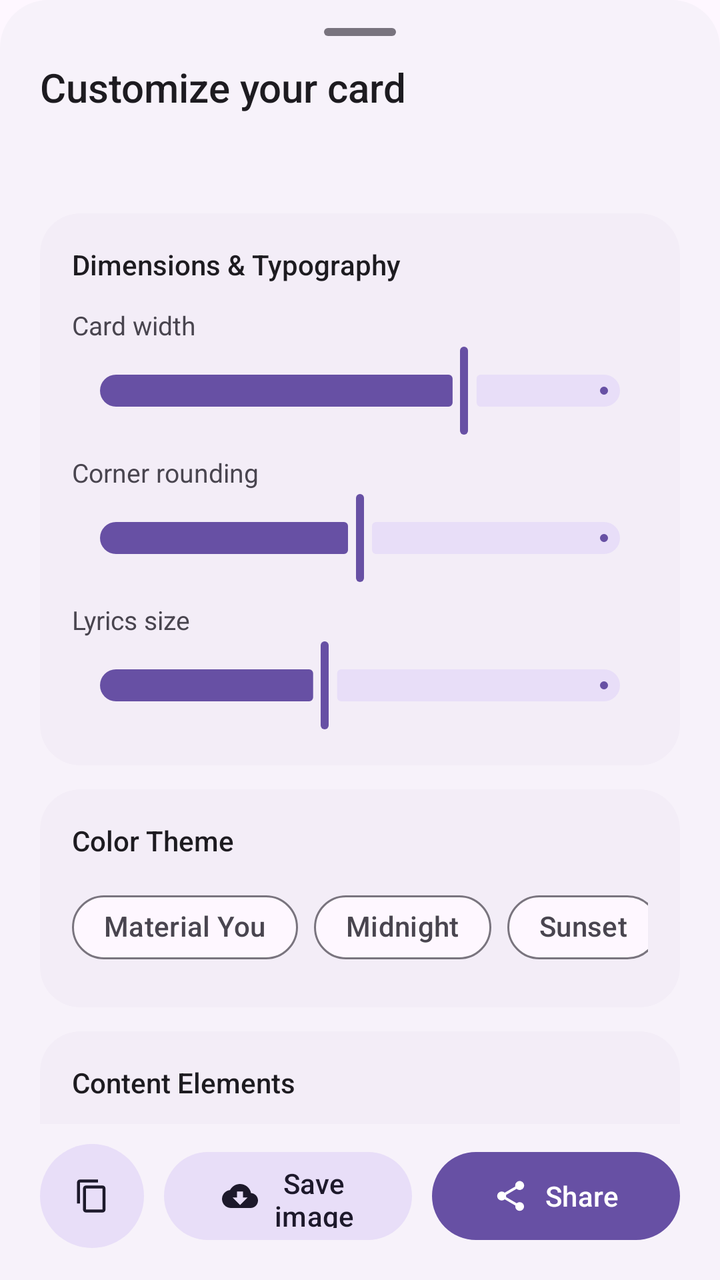
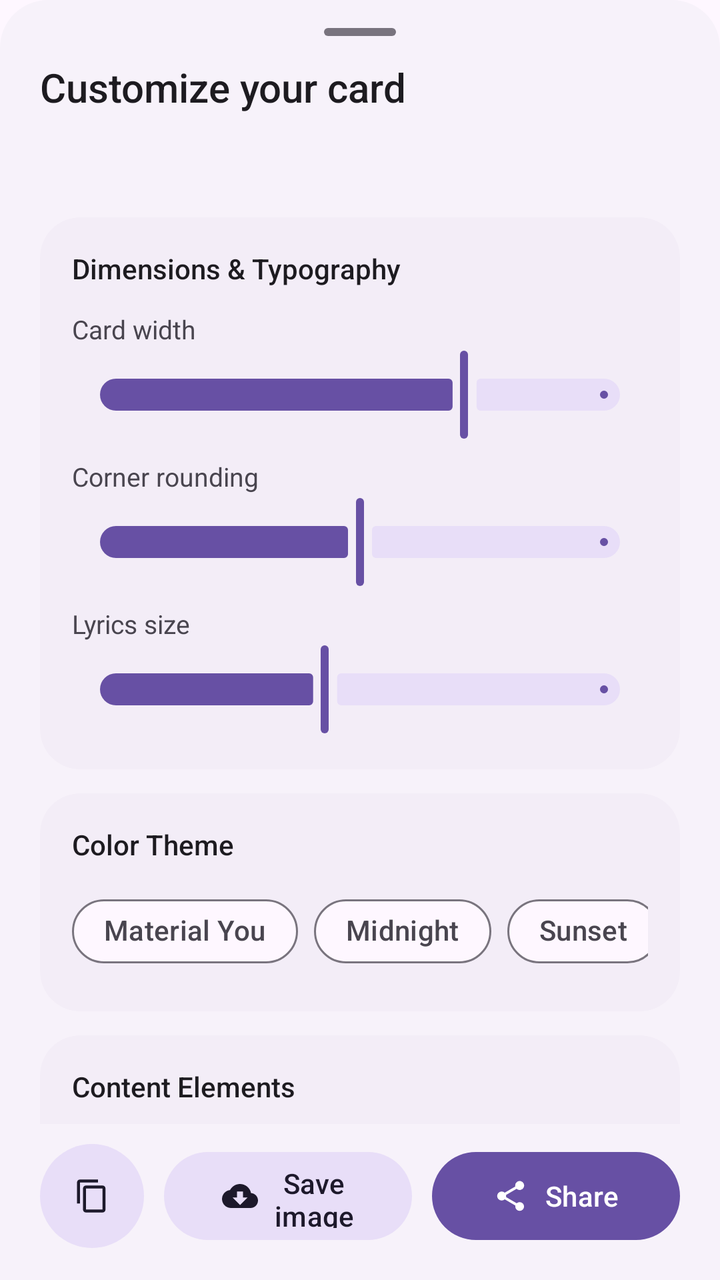

Two renders of the same Android screen: before a commit and after it. Below are the layout's source before the change and the commit's diff.
<!-- AndroidManifest.xml: application theme Theme.Omniplay -->
<!-- res/layout/bottom_sheet_lyrics_share.xml -->
<?xml version="1.0" encoding="utf-8"?>
<LinearLayout xmlns:android="http://schemas.android.com/apk/res/android"
    xmlns:app="http://schemas.android.com/apk/res-auto"
    android:layout_width="match_parent"
    android:layout_height="match_parent"
    android:background="@drawable/bg_bottom_sheet"
    android:orientation="vertical"
    android:paddingStart="20dp"
    android:paddingTop="12dp"
    android:paddingEnd="20dp"
    android:paddingBottom="16dp">

    
    <View
        android:layout_width="36dp"
        android:layout_height="4dp"
        android:layout_gravity="center_horizontal"
        android:layout_marginTop="2dp"
        android:layout_marginBottom="12dp"
        android:background="@drawable/bg_sheet_drag_handle" />

    
    <TextView
        android:layout_width="match_parent"
        android:layout_height="wrap_content"
        android:fontFamily="sans-serif-medium"
        android:text="@string/lyrics_customize_title"
        android:textColor="?attr/colorOnSurface"
        android:textSize="20sp" />

    <TextView
        android:id="@+id/lyrics_share_track"
        android:layout_width="match_parent"
        android:layout_height="wrap_content"
        android:layout_marginTop="2dp"
        android:ellipsize="end"
        android:maxLines="1"
        android:textColor="?attr/colorOnSurfaceVariant"
        android:textSize="13sp" />

    
    <androidx.core.widget.NestedScrollView
        android:layout_width="match_parent"
        android:layout_height="0dp"
        android:layout_marginTop="10dp"
        android:layout_weight="1"
        android:fillViewport="false"
        android:overScrollMode="ifContentScrolls">

        <LinearLayout
            android:layout_width="match_parent"
            android:layout_height="wrap_content"
            android:orientation="vertical"
            android:paddingBottom="16dp">

            
            <LinearLayout
                android:layout_width="match_parent"
                android:layout_height="wrap_content"
                android:layout_marginTop="4dp"
                android:layout_marginBottom="12dp"
                android:gravity="center"
                android:orientation="horizontal">

                <ImageView
                    android:id="@+id/lyrics_share_image_preview"
                    android:layout_width="200dp"
                    android:layout_height="wrap_content"
                    android:adjustViewBounds="true"
                    android:contentDescription="@string/lyrics_image_preview_description"
                    android:scaleType="fitCenter" />
            </LinearLayout>

            
            <com.google.android.material.card.MaterialCardView
                android:layout_width="match_parent"
                android:layout_height="wrap_content"
                android:layout_marginTop="4dp"
                app:cardBackgroundColor="?attr/colorSurfaceContainer"
                app:cardCornerRadius="20dp"
                app:cardElevation="0dp"
                app:strokeWidth="0dp">

                <LinearLayout
                    android:layout_width="match_parent"
                    android:layout_height="wrap_content"
                    android:orientation="vertical"
                    android:padding="16dp">

                    <TextView
                        android:layout_width="match_parent"
                        android:layout_height="wrap_content"
                        android:fontFamily="sans-serif-medium"
                        android:text="@string/lyrics_share_section_style"
                        android:textColor="?attr/colorOnSurface"
                        android:textSize="14sp" />

                    
                    <LinearLayout
                        android:layout_width="match_parent"
                        android:layout_height="wrap_content"
                        android:layout_marginTop="12dp"
                        android:gravity="center_vertical"
                        android:orientation="horizontal">

                        <TextView
                            android:layout_width="0dp"
                            android:layout_height="wrap_content"
                            android:layout_weight="1"
                            android:text="@string/lyrics_share_width"
                            android:textColor="?attr/colorOnSurfaceVariant"
                            android:textSize="13sp" />

                        <TextView
                            android:id="@+id/lyrics_share_width_value"
                            android:layout_width="wrap_content"
                            android:layout_height="wrap_content"
                            android:fontFamily="sans-serif-medium"
                            android:textColor="?attr/colorPrimary"
                            android:textSize="13sp" />
                    </LinearLayout>

                    <com.google.android.material.slider.Slider
                        android:id="@+id/lyrics_share_width_slider"
                        android:layout_width="match_parent"
                        android:layout_height="wrap_content"
                        android:layout_marginTop="0dp"
                        android:stepSize="20"
                        android:value="1080"
                        android:valueFrom="680"
                        android:valueTo="1240"
                        app:tickVisible="false" />

                    
                    <LinearLayout
                        android:layout_width="match_parent"
                        android:layout_height="wrap_content"
                        android:layout_marginTop="8dp"
                        android:gravity="center_vertical"
                        android:orientation="horizontal">

                        <TextView
                            android:layout_width="0dp"
                            android:layout_height="wrap_content"
                            android:layout_weight="1"
                            android:text="@string/lyrics_share_corners"
                            android:textColor="?attr/colorOnSurfaceVariant"
                            android:textSize="13sp" />

                        <TextView
                            android:id="@+id/lyrics_share_corners_value"
                            android:layout_width="wrap_content"
                            android:layout_height="wrap_content"
                            android:fontFamily="sans-serif-medium"
                            android:textColor="?attr/colorPrimary"
                            android:textSize="13sp" />
                    </LinearLayout>

                    <com.google.android.material.slider.Slider
                        android:id="@+id/lyrics_share_corners_slider"
                        android:layout_width="match_parent"
                        android:layout_height="wrap_content"
                        android:layout_marginTop="0dp"
                        android:stepSize="4"
                        android:value="36"
                        android:valueFrom="0"
                        android:valueTo="72"
                        app:tickVisible="false" />

                    
                    <LinearLayout
                        android:layout_width="match_parent"
                        android:layout_height="wrap_content"
                        android:layout_marginTop="8dp"
                        android:gravity="center_vertical"
                        android:orientation="horizontal">

                        <TextView
                            android:layout_width="0dp"
                            android:layout_height="wrap_content"
                            android:layout_weight="1"
                            android:text="@string/lyrics_share_font_size"
                            android:textColor="?attr/colorOnSurfaceVariant"
                            android:textSize="13sp" />

                        <TextView
                            android:id="@+id/lyrics_share_font_size_value"
                            android:layout_width="wrap_content"
                            android:layout_height="wrap_content"
                            android:fontFamily="sans-serif-medium"
                            android:textColor="?attr/colorPrimary"
                            android:textSize="13sp" />
                    </LinearLayout>

                    <com.google.android.material.slider.Slider
                        android:id="@+id/lyrics_share_font_size"
                        android:layout_width="match_parent"
                        android:layout_height="wrap_content"
                        android:layout_marginTop="0dp"
                        android:stepSize="4"
                        android:value="120"
                        android:valueFrom="60"
                        android:valueTo="200"
                        app:tickVisible="false" />

                </LinearLayout>
            </com.google.android.material.card.MaterialCardView>

            
            <com.google.android.material.card.MaterialCardView
                android:layout_width="match_parent"
                android:layout_height="wrap_content"
                android:layout_marginTop="12dp"
                app:cardBackgroundColor="?attr/colorSurfaceContainer"
                app:cardCornerRadius="20dp"
                app:cardElevation="0dp"
                app:strokeWidth="0dp">

                <LinearLayout
                    android:layout_width="match_parent"
                    android:layout_height="wrap_content"
                    android:orientation="vertical"
                    android:padding="16dp">

                    <TextView
                        android:layout_width="match_parent"
                        android:layout_height="wrap_content"
                        android:fontFamily="sans-serif-medium"
                        android:text="@string/lyrics_share_section_theme"
                        android:textColor="?attr/colorOnSurface"
                        android:textSize="14sp" />

                    <HorizontalScrollView
                        android:layout_width="match_parent"
                        android:layout_height="wrap_content"
                        android:layout_marginTop="10dp"
                        android:clipToPadding="false"
                        android:overScrollMode="never"
                        android:scrollbars="none">

                        <com.google.android.material.chip.ChipGroup
                            android:id="@+id/lyrics_share_theme_group"
                            android:layout_width="wrap_content"
                            android:layout_height="wrap_content"
                            app:chipSpacingHorizontal="8dp"
                            app:selectionRequired="true"
                            app:singleLine="true"
                            app:singleSelection="true">

                            <com.google.android.material.chip.Chip
                                android:id="@+id/lyrics_theme_material"
                                style="@style/Widget.Material3.Chip.Filter"
                                android:layout_width="wrap_content"
                                android:layout_height="wrap_content"
                                android:checkable="true"
                                android:text="@string/lyrics_theme_material"
                                app:chipCornerRadius="16dp" />

                            <com.google.android.material.chip.Chip
                                android:id="@+id/lyrics_theme_midnight"
                                style="@style/Widget.Material3.Chip.Filter"
                                android:layout_width="wrap_content"
                                android:layout_height="wrap_content"
                                android:checkable="true"
                                android:text="@string/lyrics_theme_midnight"
                                app:chipCornerRadius="16dp" />

                            <com.google.android.material.chip.Chip
                                android:id="@+id/lyrics_theme_sunset"
                                style="@style/Widget.Material3.Chip.Filter"
                                android:layout_width="wrap_content"
                                android:layout_height="wrap_content"
                                android:checkable="true"
                                android:text="@string/lyrics_theme_sunset"
                                app:chipCornerRadius="16dp" />

                            <com.google.android.material.chip.Chip
                                android:id="@+id/lyrics_theme_forest"
                                style="@style/Widget.Material3.Chip.Filter"
                                android:layout_width="wrap_content"
                                android:layout_height="wrap_content"
                                android:checkable="true"
                                android:text="@string/lyrics_theme_forest"
                                app:chipCornerRadius="16dp" />

                            <com.google.android.material.chip.Chip
                                android:id="@+id/lyrics_theme_paper"
                                style="@style/Widget.Material3.Chip.Filter"
                                android:layout_width="wrap_content"
                                android:layout_height="wrap_content"
                                android:checkable="true"
                                android:text="@string/lyrics_theme_paper"
                                app:chipCornerRadius="16dp" />
                        </com.google.android.material.chip.ChipGroup>
                    </HorizontalScrollView>

                </LinearLayout>
            </com.google.android.material.card.MaterialCardView>

            
            <com.google.android.material.card.MaterialCardView
                android:layout_width="match_parent"
                android:layout_height="wrap_content"
                android:layout_marginTop="12dp"
                app:cardBackgroundColor="?attr/colorSurfaceContainer"
                app:cardCornerRadius="20dp"
                app:cardElevation="0dp"
                app:strokeWidth="0dp">

                <LinearLayout
                    android:layout_width="match_parent"
                    android:layout_height="wrap_content"
                    android:orientation="vertical"
                    android:padding="16dp">

                    <TextView
                        android:layout_width="match_parent"
                        android:layout_height="wrap_content"
                        android:fontFamily="sans-serif-medium"
                        android:text="@string/lyrics_share_section_content"
                        android:textColor="?attr/colorOnSurface"
                        android:textSize="14sp" />

                    <com.google.android.material.chip.ChipGroup
                        android:id="@+id/lyrics_share_elements_group"
                        android:layout_width="match_parent"
                        android:layout_height="wrap_content"
                        android:layout_marginTop="10dp"
                        app:chipSpacingHorizontal="8dp"
                        app:chipSpacingVertical="6dp"
                        app:singleSelection="false">

                        <com.google.android.material.chip.Chip
                            android:id="@+id/lyrics_share_include_title"
                            style="@style/Widget.Material3.Chip.Filter"
                            android:layout_width="wrap_content"
                            android:layout_height="wrap_content"
                            android:checkable="true"
                            android:text="@string/lyrics_include_title"
                            app:chipCornerRadius="16dp" />

                        <com.google.android.material.chip.Chip
                            android:id="@+id/lyrics_share_include_artist"
                            style="@style/Widget.Material3.Chip.Filter"
                            android:layout_width="wrap_content"
                            android:layout_height="wrap_content"
                            android:checkable="true"
                            android:text="@string/lyrics_include_artist"
                            app:chipCornerRadius="16dp" />

                        <com.google.android.material.chip.Chip
                            android:id="@+id/lyrics_share_include_progress"
                            style="@style/Widget.Material3.Chip.Filter"
                            android:layout_width="wrap_content"
                            android:layout_height="wrap_content"
                            android:checkable="true"
                            android:checked="true"
                            android:text="@string/lyrics_include_progress"
                            app:chipCornerRadius="16dp" />

                        <com.google.android.material.chip.Chip
                            android:id="@+id/lyrics_share_include_badge"
                            style="@style/Widget.Material3.Chip.Filter"
                            android:layout_width="wrap_content"
                            android:layout_height="wrap_content"
                            android:checkable="true"
                            android:checked="true"
                            android:text="@string/lyrics_include_badge"
                            app:chipCornerRadius="16dp" />
                    </com.google.android.material.chip.ChipGroup>

                    
                    <LinearLayout
                        android:id="@+id/lyrics_share_progress_layout"
                        android:layout_width="match_parent"
                        android:layout_height="wrap_content"
                        android:layout_marginTop="12dp"
                        android:orientation="vertical">

                        <LinearLayout
                            android:layout_width="match_parent"
                            android:layout_height="wrap_content"
                            android:gravity="center_vertical"
                            android:orientation="horizontal">

                            <TextView
                                android:layout_width="0dp"
                                android:layout_height="wrap_content"
                                android:layout_weight="1"
                                android:text="@string/lyrics_share_progress_time"
                                android:textColor="?attr/colorOnSurfaceVariant"
                                android:textSize="13sp" />

                            <TextView
                                android:id="@+id/lyrics_share_progress_time_value"
                                android:layout_width="wrap_content"
                                android:layout_height="wrap_content"
                                android:fontFamily="sans-serif-medium"
                                android:textColor="?attr/colorPrimary"
                                android:textSize="13sp" />
                        </LinearLayout>

                        <com.google.android.material.slider.Slider
                            android:id="@+id/lyrics_share_progress_slider"
                            android:layout_width="match_parent"
                            android:layout_height="wrap_content"
                            android:layout_marginTop="0dp"
                            app:tickVisible="false" />
                    </LinearLayout>

                </LinearLayout>
            </com.google.android.material.card.MaterialCardView>

        </LinearLayout>
    </androidx.core.widget.NestedScrollView>

    
    <LinearLayout
        android:layout_width="match_parent"
        android:layout_height="wrap_content"
        android:layout_marginTop="10dp"
        android:gravity="center_vertical"
        android:orientation="horizontal">

        <com.google.android.material.button.MaterialButton
            android:id="@+id/lyrics_share_copy"
            style="@style/Widget.Material3.Button.TonalButton"
            android:layout_width="52dp"
            android:layout_height="52dp"
            android:layout_marginEnd="10dp"
            android:contentDescription="@string/lyrics_share_copy_text"
            android:insetLeft="0dp"
            android:insetTop="0dp"
            android:insetRight="0dp"
            android:insetBottom="0dp"
            android:padding="0dp"
            app:cornerRadius="26dp"
            app:icon="@drawable/ic_content_copy"
            app:iconGravity="textStart"
            app:iconPadding="0dp" />

        <com.google.android.material.button.MaterialButton
            android:id="@+id/lyrics_share_save"
            style="@style/Widget.Material3.Button.TonalButton"
            android:layout_width="0dp"
            android:layout_height="52dp"
            android:layout_marginEnd="10dp"
            android:layout_weight="1"
            android:text="@string/lyrics_save_image"
            app:cornerRadius="26dp"
            app:icon="@drawable/ic_cloud_download"
            app:iconGravity="textStart" />

        <com.google.android.material.button.MaterialButton
            android:id="@+id/lyrics_share_send"
            style="@style/Widget.Material3.Button"
            android:layout_width="0dp"
            android:layout_height="52dp"
            android:layout_weight="1"
            android:text="@string/lyrics_share_button"
            app:cornerRadius="26dp"
            app:icon="@drawable/ic_share"
            app:iconGravity="textStart" />
    </LinearLayout>

</LinearLayout>
<!-- resources referenced by this layout -->
<resources>
  <!-- drawable bg_bottom_sheet (drawable) -->
  <?xml version="1.0" encoding="utf-8"?>
  <shape xmlns:android="http://schemas.android.com/apk/res/android"
      android:shape="rectangle">
      <corners
          android:topLeftRadius="24dp"
          android:topRightRadius="24dp" />
      <solid android:color="?attr/colorSurfaceContainerLow" />
  </shape>
  <!-- drawable bg_sheet_drag_handle (drawable) -->
  <?xml version="1.0" encoding="utf-8"?>
  <shape xmlns:android="http://schemas.android.com/apk/res/android"
      android:shape="rectangle">
      <corners android:radius="2dp" />
      <solid android:color="?attr/colorOutline" />
  </shape>
  <!-- drawable ic_cloud_download (drawable) -->
  <vector xmlns:android="http://schemas.android.com/apk/res/android"
      android:width="24dp"
      android:height="24dp"
      android:viewportWidth="24"
      android:viewportHeight="24">
      <path
          android:fillColor="@android:color/white"
          android:pathData="M19.35,10.04C18.67,6.59 15.64,4 12,4 9.11,4 6.6,5.64 5.35,8.04 2.34,8.36 0,10.91 0,14c0,3.31 2.69,6 6,6h13c2.76,0 5,-2.24 5,-5 0,-2.64 -2.05,-4.78 -4.65,-4.96zM17,13l-5,5 -5,-5h3V9h4v4h3z" />
  </vector>
  <!-- drawable ic_content_copy (drawable) -->
  <vector xmlns:android="http://schemas.android.com/apk/res/android"
      android:width="24dp"
      android:height="24dp"
      android:viewportWidth="24"
      android:viewportHeight="24">
    <path
        android:fillColor="@android:color/white"
        android:pathData="M16,1H4C2.9,1 2,1.9 2,3v14h2V3h12V1zm3,4H8C6.9,5 6,5.9 6,7v14c0,1.1 0.9,2 2,2h11c1.1,0 2,-0.9 2,-2V7c0,-1.1 -0.9,-2 -2,-2zm0,16H8V7h11v14z"/>
  </vector>
  <string name="lyrics_customize_title">Customize your card</string>
  <string name="lyrics_image_preview_description">Preview of the lyric share image</string>
  <string name="lyrics_include_artist">Artist</string>
  <string name="lyrics_include_badge">OmniPlay badge</string>
  <string name="lyrics_include_progress">Playback progress</string>
  <string name="lyrics_include_title">Song title</string>
  <string name="lyrics_save_image">Save image</string>
  <string name="lyrics_share_button">Share</string>
  <string name="lyrics_share_copy_text">Copy text</string>
  <string name="lyrics_share_corners">Corner rounding</string>
  <string name="lyrics_share_font_size">Lyrics size</string>
  <string name="lyrics_share_progress_time">Progress position</string>
  <string name="lyrics_share_section_content">Content Elements</string>
  <string name="lyrics_share_section_style">Dimensions &amp; Typography</string>
  <string name="lyrics_share_section_theme">Color Theme</string>
  <string name="lyrics_share_width">Card width</string>
  <string name="lyrics_theme_forest">Forest</string>
  <string name="lyrics_theme_material">Material You</string>
  <string name="lyrics_theme_midnight">Midnight</string>
  <string name="lyrics_theme_paper">Paper</string>
  <string name="lyrics_theme_sunset">Sunset</string>
  <style name="BottomSheetDialogTheme" parent="ThemeOverlay.Material3.BottomSheetDialog">
          <item name="bottomSheetStyle">@style/BottomSheetStyle</item>
      </style>
  <style name="Widget.Omniplay.PopupMenu" parent="Widget.Material3.PopupMenu">
          <item name="android:popupBackground">@drawable/bg_popup_menu_card</item>
      </style>
  <style name="BottomSheetStyle" parent="Widget.Material3.BottomSheet.Modal">
          <item name="android:background">@android:color/transparent</item>
      </style>
  <!-- drawable bg_popup_menu_card (drawable) -->
  <?xml version="1.0" encoding="utf-8"?>
  <shape xmlns:android="http://schemas.android.com/apk/res/android"
      android:shape="rectangle">
      <corners android:radius="16dp" />
      <solid android:color="?attr/colorSurfaceContainerHigh" />
      <stroke
          android:width="1dp"
          android:color="?attr/colorOutlineVariant" />
      <padding
          android:left="4dp"
          android:top="8dp"
          android:right="4dp"
          android:bottom="8dp" />
  </shape>
  <!-- unchanged entries left out for length: 2 -->
</resources>

<!-- the commit's change to res/layout/bottom_sheet_lyrics_share.xml (unified diff, before → after) -->
@@ -32,7 +32,7 @@
         android:id="@+id/lyrics_share_track"
         android:layout_width="match_parent"
         android:layout_height="wrap_content"
-        android:layout_marginTop="2dp"
+        android:layout_marginTop="4dp"
         android:ellipsize="end"
         android:maxLines="1"
         android:textColor="?attr/colorOnSurfaceVariant"
